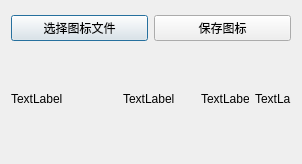
The window that AndroidIcon/dialogmain.ui (cnsuhao/AndroidIcon) describes before a commit, drawn with Qt 5.
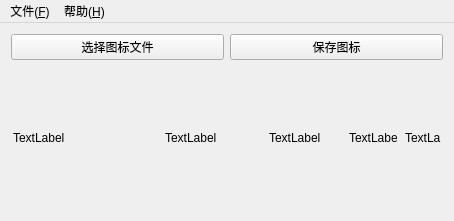
The same window after the commit.

Commit message: * 增加144x144文件输出 * 增加输出时设置名称 * 增加快捷键打开和保存

The edit to the form file:
```diff
--- a/AndroidIcon/dialogmain.ui
+++ b/AndroidIcon/dialogmain.ui
@@ -1,21 +1,22 @@
 <?xml version="1.0" encoding="UTF-8"?>
 <ui version="4.0">
  <class>DialogMain</class>
- <widget class="QDialog" name="DialogMain">
+ <widget class="QMainWindow" name="DialogMain">
   <property name="geometry">
    <rect>
     <x>0</x>
     <y>0</y>
-    <width>302</width>
-    <height>164</height>
+    <width>454</width>
+    <height>212</height>
    </rect>
   </property>
   <property name="windowTitle">
    <string>DialogMain</string>
   </property>
+  <widget class="QWidget" name="widget">
   <layout class="QVBoxLayout" name="verticalLayout">
    <item>
-    <layout class="QHBoxLayout" name="horizontalLayout">
+     <layout class="QHBoxLayout" name="horizontalLayout_2">
      <item>
       <widget class="QPushButton" name="pushButton">
        <property name="text">
@@ -33,22 +34,47 @@
     </layout>
    </item>
    <item>
-    <layout class="QGridLayout" name="gridLayout">
-     <item row="0" column="0">
-      <widget class="QLabel" name="label_96x96">
+     <layout class="QHBoxLayout" name="horizontalLayout">
+      <item>
+       <widget class="QLabel" name="label_144x144">
        <property name="minimumSize">
         <size>
+          <width>144</width>
+          <height>144</height>
+         </size>
+        </property>
+        <property name="maximumSize">
+         <size>
+          <width>144</width>
+          <height>144</height>
+         </size>
+        </property>
+        <property name="text">
+         <string>TextLabel</string>
+        </property>
+       </widget>
+      </item>
+      <item>
+       <widget class="QLabel" name="label_096x096">
+        <property name="minimumSize">
+         <size>
          <width>96</width>
          <height>96</height>
         </size>
        </property>
+        <property name="maximumSize">
+         <size>
+          <width>96</width>
+          <height>96</height>
+         </size>
+        </property>
        <property name="text">
         <string>TextLabel</string>
        </property>
       </widget>
      </item>
-     <item row="0" column="1">
-      <widget class="QLabel" name="label_72x72">
+      <item>
+       <widget class="QLabel" name="label_072x072">
        <property name="minimumSize">
         <size>
          <width>72</width>
@@ -66,8 +92,8 @@
        </property>
       </widget>
      </item>
-     <item row="0" column="3">
-      <widget class="QLabel" name="label_48x48">
+      <item>
+       <widget class="QLabel" name="label_048x048">
        <property name="minimumSize">
         <size>
          <width>48</width>
@@ -85,8 +111,8 @@
        </property>
       </widget>
      </item>
-     <item row="0" column="4">
-      <widget class="QLabel" name="label_36x36">
+      <item>
+       <widget class="QLabel" name="label_036x036">
        <property name="minimumSize">
         <size>
          <width>36</width>
@@ -107,6 +133,62 @@
     </layout>
    </item>
   </layout>
+  </widget>
+  <widget class="QMenuBar" name="menuBar">
+   <property name="geometry">
+    <rect>
+     <x>0</x>
+     <y>0</y>
+     <width>454</width>
+     <height>22</height>
+    </rect>
+   </property>
+   <widget class="QMenu" name="menu_F">
+    <property name="title">
+     <string>文件(&amp;F)</string>
+    </property>
+    <addaction name="action_Open"/>
+    <addaction name="action_Save"/>
+   </widget>
+   <widget class="QMenu" name="menu_H">
+    <property name="title">
+     <string>帮助(&amp;H)</string>
+    </property>
+    <addaction name="action_About"/>
+    <addaction name="action_Help"/>
+   </widget>
+   <addaction name="menu_F"/>
+   <addaction name="menu_H"/>
+  </widget>
+  <action name="action_Open">
+   <property name="text">
+    <string>打开图标(&amp;O)</string>
+   </property>
+   <property name="shortcut">
+    <string>Ctrl+O</string>
+   </property>
+  </action>
+  <action name="action_Save">
+   <property name="text">
+    <string>保存图标(&amp;S)</string>
+   </property>
+   <property name="toolTip">
+    <string>保存图标(S)</string>
+   </property>
+   <property name="shortcut">
+    <string>Ctrl+S</string>
+   </property>
+  </action>
+  <action name="action_About">
+   <property name="text">
+    <string>关于(&amp;A)</string>
+   </property>
+  </action>
+  <action name="action_Help">
+   <property name="text">
+    <string>帮助(&amp;H)</string>
+   </property>
+  </action>
  </widget>
  <layoutdefault spacing="6" margin="11"/>
  <resources/>
```
Left out of the diff: 37 changed lines with no effect on the pictures. Lines whose indentation alone changed are shown as unchanged. The commit also changes 8 other files.
